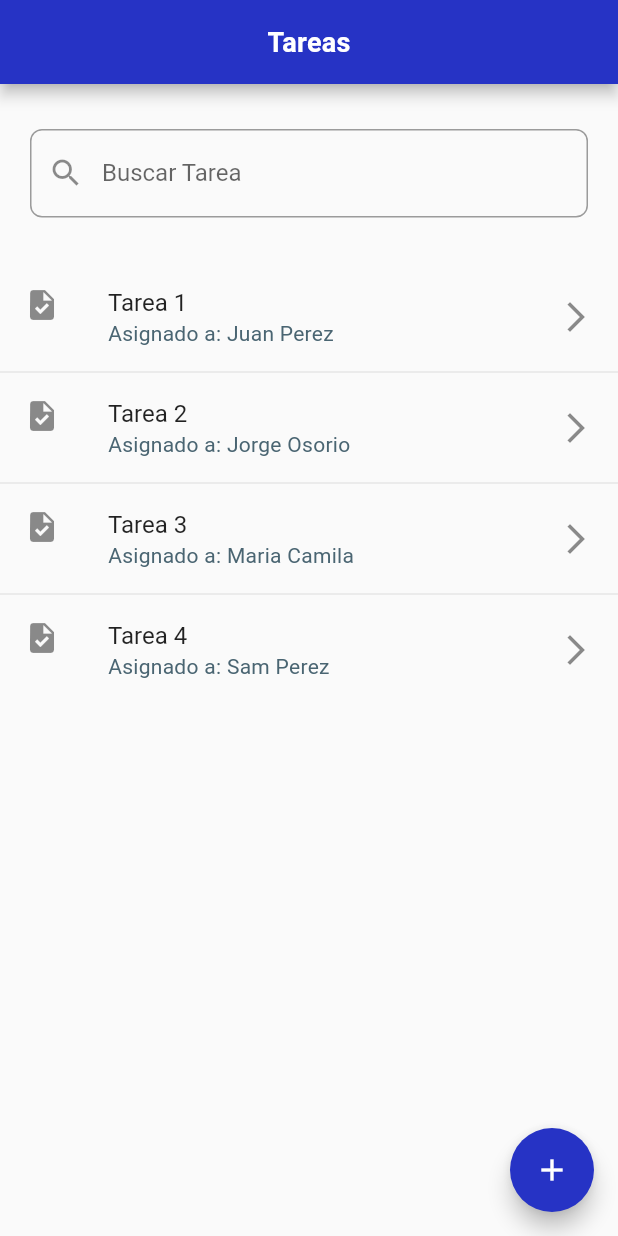
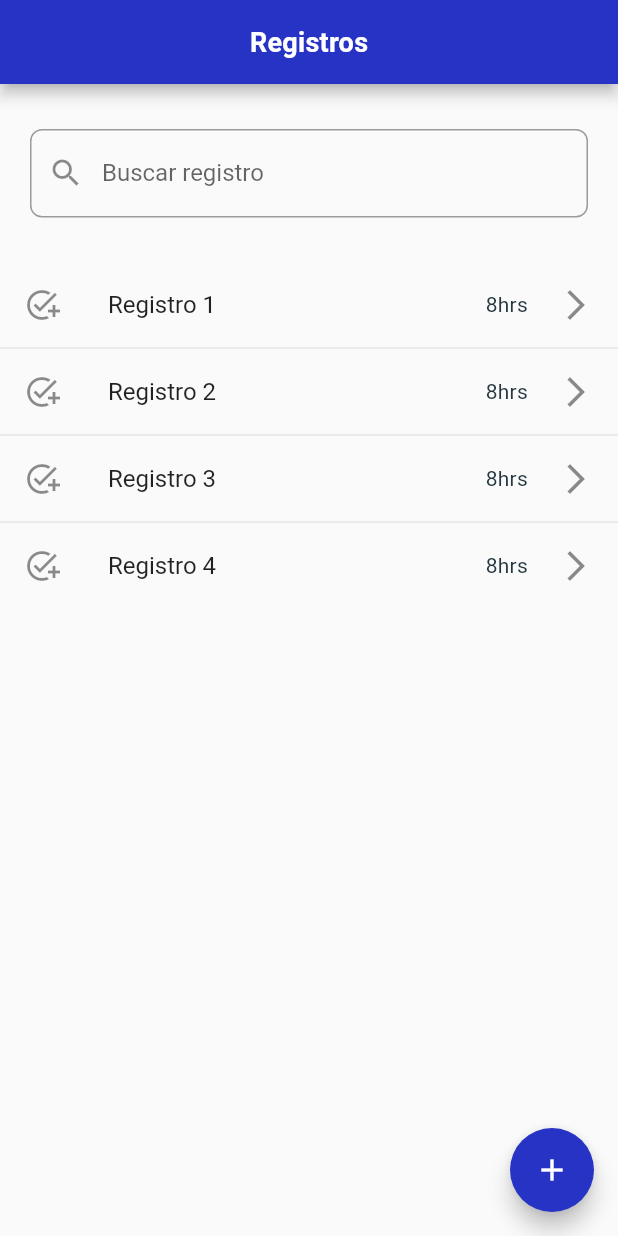
Before and after one commit to GreyHat147/work-flow-manager, a Flutter app: the screen it shows after launch, on a phone screen of 412 x 824 dp. Run offline on Flutter 3.47's test engine with Material 2 defaults, Android fonts, the phone set to English and light mode, and no system bars; our stand-ins replace dropdown_search, firebase_auth, firebase_core, syncfusion_flutter_charts; accounts and stored records are empty.

Commit message:
create tasks list and record views

```diff
--- a/lib/main.dart
+++ b/lib/main.dart
@@ -7,6 +7,9 @@ import 'package:work_flow_manager/view/member/create_member_view.dart';
 import 'package:work_flow_manager/view/project/create_project_view.dart';
 import 'package:work_flow_manager/view/project/detail_project_view.dart';
 import 'package:work_flow_manager/view/project/projects_view.dart';
+import 'package:work_flow_manager/view/record/create_record_view.dart';
+import 'package:work_flow_manager/view/record/records_view.dart';
+import 'package:work_flow_manager/view/task/create_task_view.dart';
 import 'package:work_flow_manager/view/task/tasks_view.dart';
 import 'package:work_flow_manager/view/view.dart';
 import 'firebase_options.dart';
@@ -34,7 +37,7 @@ class WorkFlowManagerApp extends StatelessWidget {
         textTheme: AppTheme.textTheme,
         platform: TargetPlatform.iOS,
       ),
-      home: TasksView(),
+      home: RecordsView(),
     );
   }
 }
--- a/lib/view/project/create_project_view.dart
+++ b/lib/view/project/create_project_view.dart
@@ -6,13 +6,6 @@ List<String> proyectTypes = [
   'Nuevo Desarrollo',
   'Mantenimiento',
 ];
-
-/* List<Map<String, dynamic>> members = [
-  {'name': 'Juan Perez', 'type': 'Desarollador'},
-  {'name': 'Jorge Osorio', 'type': 'Tech Manager'},
-  {'name': 'Maria Camila', 'type': 'Product Desinger'},
-  {'name': 'Sam Perez', 'type': 'Product Owner'},
-]; */
 
 List<String> members = [
   'Juan Perez - Desarollador',
@@ -47,7 +40,7 @@ class _CreateProjectViewState extends State<CreateProjectView> {
       ),
       body: SingleChildScrollView(
         child: Padding(
-          padding: const EdgeInsets.all(50),
+          padding: const EdgeInsets.all(40),
           child: Form(
             child: Column(
               crossAxisAlignment: CrossAxisAlignment.center,
--- /dev/null
+++ b/lib/view/record/records_view.dart
@@ -0,0 +1,93 @@
+import 'package:flutter/material.dart';
+import 'package:work_flow_manager/app_theme.dart';
+import 'package:work_flow_manager/view/widgets/custom_text_field.dart';
+
+class RecordItem {
+  const RecordItem({
+    required this.name,
+    required this.workedHours,
+  });
+
+  final String name;
+  final String workedHours;
+}
+
+List<RecordItem> records = const [
+  RecordItem(
+    name: 'Registro 1',
+    workedHours: '8hrs',
+  ),
+  RecordItem(
+    name: 'Registro 2',
+    workedHours: '8hrs',
+  ),
+  RecordItem(
+    name: 'Registro 3',
+    workedHours: '8hrs',
+  ),
+  RecordItem(
+    name: 'Registro 4',
+    workedHours: '8hrs',
+  ),
+];
+
+class RecordsView extends StatelessWidget {
+  RecordsView({super.key});
+
+  final TextEditingController searchController = TextEditingController();
+
+  @override
+  Widget build(BuildContext context) {
+    return Scaffold(
+      appBar: AppBar(
+        backgroundColor: AppTheme.nearlyDarkBlue,
+        title: const Text(
+          'Registros',
+          style: TextStyle(fontSize: 18),
+        ),
+      ),
+      floatingActionButton: FloatingActionButton(
+        backgroundColor: AppTheme.nearlyDarkBlue,
+        onPressed: () {},
+        child: const Icon(Icons.add),
+      ),
+      body: Column(
+        children: [
+          Padding(
+            padding: const EdgeInsets.symmetric(horizontal: 20, vertical: 30),
+            child: CustomTextField(
+              labelText: "Buscar registro",
+              controller: searchController,
+              keyboardType: TextInputType.text,
+              prefixIcon: const Icon(Icons.search),
+            ),
+          ),
+          Expanded(
+            child: ListView.separated(
+              itemCount: records.length,
+              itemBuilder: (context, index) {
+                return ListTile(
+                  leading: const Icon(Icons.add_task),
+                  title: Text(records[index].name),
+                  trailing: FittedBox(
+                    child: Row(
+                      children: [
+                        Text(records[index].workedHours),
+                        const SizedBox(width: 20),
+                        const Icon(Icons.arrow_forward_ios),
+                      ],
+                    ),
+                  ),
+                  onTap: () {},
+                );
+              },
+              separatorBuilder: (context, index) => const Divider(
+                height: 2,
+              ),
+            ),
+          ),
+        ],
+      ),
+    );
+  }
+}
--- a/lib/view/widgets/custom_text_field.dart
+++ b/lib/view/widgets/custom_text_field.dart
@@ -10,6 +10,7 @@ class CustomTextField extends StatelessWidget {
     this.obscureText = false,
     this.prefixIcon,
     this.enabled = true,
+    this.maxLines,
   });
 
   final String labelText;
@@ -18,12 +19,14 @@ class CustomTextField extends StatelessWidget {
   final bool obscureText;
   final Icon? prefixIcon;
   final bool enabled;
+  final int? maxLines;
 
   @override
   Widget build(BuildContext context) {
     return TextFormField(
       obscureText: obscureText,
       keyboardType: keyboardType,
+      maxLines: maxLines,
       decoration: InputDecoration(
         enabled: enabled,
         prefixIcon: prefixIcon,
--- a/pubspec.yaml
+++ b/pubspec.yaml
@@ -39,6 +39,7 @@ dependencies:
   firebase_auth: ^4.11.1
   cloud_firestore: ^4.11.0
   syncfusion_flutter_charts: ^23.1.41
+  dropdown_search: ^5.0.6
 
 dev_dependencies:
   flutter_test:
```
Also changed, not shown: lib/view/record/create_record_view.dart (added, +77 -0 lines), lib/view/task/create_task_view.dart (added, +112 -0 lines), pubspec.lock.
